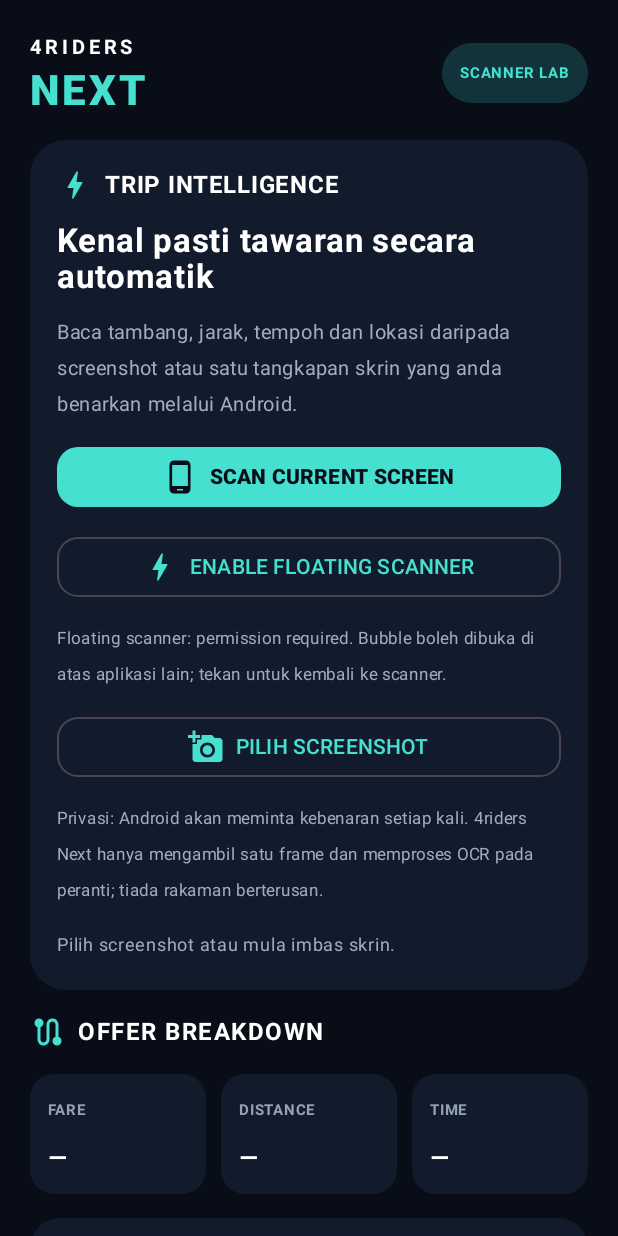
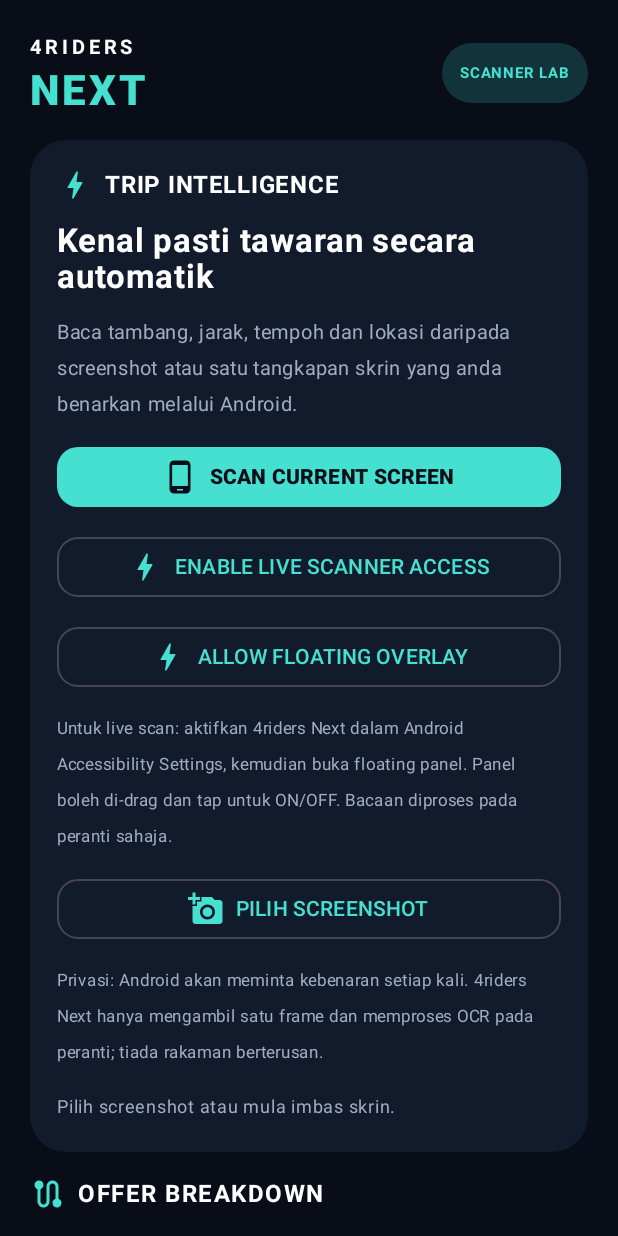
Before and after one commit to kakashinal99/4riders-Next, an Android app built with Jetpack Compose: the screen it shows after launch (MainActivity), on a phone screen of 412 x 824 dp. Run offline under Robolectric (Android 15) with nearby library versions, the phone set to English and light mode, and no system bars.

Commit message:
Add opt-in live offer text scanning and always-on floating results panel

```diff
--- a/app/build.gradle.kts
+++ b/app/build.gradle.kts
@@ -11,8 +11,8 @@ android {
         applicationId = "com.fourriders.next"
         minSdk = 24
         targetSdk = 35
-        versionCode = 5
-        versionName = "0.5.0"
+        versionCode = 6
+        versionName = "0.6.0"
     }
     buildFeatures { compose = true }
     compileOptions {
--- a/app/src/main/java/com/fourriders/next/MainActivity.kt
+++ b/app/src/main/java/com/fourriders/next/MainActivity.kt
@@ -48,7 +48,6 @@ private val Cyan = Color(0xFF45E0D0)
 private val Muted = Color(0xFF9EADC2)
 
 class MainActivity : ComponentActivity() {
-    companion object { const val EXTRA_FROM_FLOATING_SCANNER = "from_floating_scanner" }
     override fun onCreate(savedInstanceState: Bundle?) {
         super.onCreate(savedInstanceState)
         setContent {
@@ -100,14 +99,6 @@ private fun RiderHome() {
         } else {
             busy = false
             status = "Kebenaran tangkapan skrin tidak diberikan."
-        }
-    }
-
-    LaunchedEffect(Unit) {
-        val activity = context as? Activity
-        if (activity?.intent?.getBooleanExtra(MainActivity.EXTRA_FROM_FLOATING_SCANNER, false) == true) {
-            activity.intent.removeExtra(MainActivity.EXTRA_FROM_FLOATING_SCANNER)
-            screenCapture.launch((context.getSystemService(Context.MEDIA_PROJECTION_SERVICE) as MediaProjectionManager).createScreenCaptureIntent())
         }
     }
 
@@ -168,6 +159,16 @@ private fun RiderHome() {
                     Text(if (busy) "SCANNING…" else "SCAN CURRENT SCREEN", fontWeight = FontWeight.Black)
                 }
                 OutlinedButton(
+                    onClick = { context.startActivity(Intent(Settings.ACTION_ACCESSIBILITY_SETTINGS)) },
+                    modifier = Modifier.fillMaxWidth(),
+                    shape = RoundedCornerShape(14.dp),
+                    colors = ButtonDefaults.outlinedButtonColors(contentColor = Cyan)
+                ) {
+                    Icon(Icons.Default.Bolt, null)
+                    Spacer(Modifier.width(8.dp))
+                    Text("ENABLE LIVE SCANNER ACCESS")
+                }
+                OutlinedButton(
                     onClick = {
                         if (Settings.canDrawOverlays(context)) {
                             context.startService(Intent(context, FloatingScannerService::class.java))
@@ -182,9 +183,9 @@ private fun RiderHome() {
                 ) {
                     Icon(Icons.Default.Bolt, null)
                     Spacer(Modifier.width(8.dp))
-                    Text(if (overlayEnabled) "SHOW FLOATING SCANNER" else "ENABLE FLOATING SCANNER")
+                    Text(if (overlayEnabled) "SHOW FLOATING SCANNER" else "ALLOW FLOATING OVERLAY")
                 }
-                Text("Floating scanner: ${if (overlayEnabled) "permission available" else "permission required"}. Bubble boleh dibuka di atas aplikasi lain; tekan untuk kembali ke scanner.", color = Muted, fontSize = 11.sp)
+                Text("Untuk live scan: aktifkan 4riders Next dalam Android Accessibility Settings, kemudian buka floating panel. Panel boleh di-drag dan tap untuk ON/OFF. Bacaan diproses pada peranti sahaja.", color = Muted, fontSize = 11.sp)
                 OutlinedButton(
                     onClick = { picker.launch("image/*") },
                     enabled = !busy,
@@ -291,7 +292,7 @@ private fun RiderHome() {
                 }
             }
         }
-        Text("4riders Next • Scanner engine 0.4.0", color = Color(0xFF58677C), fontSize = 10.sp, modifier = Modifier.align(Alignment.CenterHorizontally))
+        Text("4riders Next • Live scanner engine 0.6.0", color = Color(0xFF58677C), fontSize = 10.sp, modifier = Modifier.align(Alignment.CenterHorizontally))
     }
 }
 
--- /dev/null
+++ b/app/src/main/res/values/strings.xml
@@ -0,0 +1,3 @@
+<resources>
+    <string name="live_scanner_accessibility_description">4riders Next reads visible offer text while Live Scanner is switched on. Text is processed on this device and is not uploaded.</string>
+</resources>
```
Also changed, not shown: app/src/main/AndroidManifest.xml (+9 -0 lines), app/src/main/java/com/fourriders/next/scanner/FloatingScannerService.kt (+49 -21 lines), app/src/main/java/com/fourriders/next/scanner/LiveOfferAccessibilityService.kt (added, +45 -0 lines), app/src/main/res/xml/live_scanner_accessibility.xml (added, +9 -0 lines).
